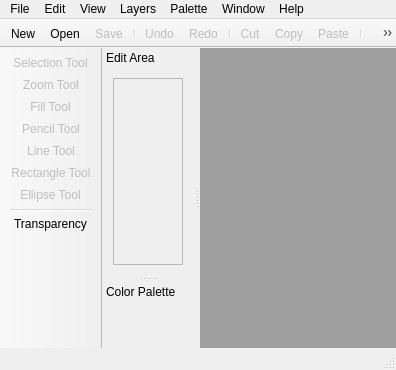
Qt form screens/main_window.ui (LeoBusta/PixelBooster) before a commit.
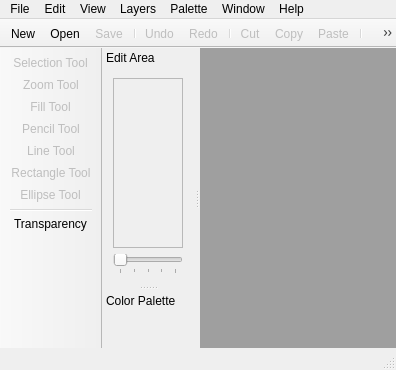
The same form after that commit. Icons and pictures are not drawn. Custom widgets are drawn as their Qt base class.

Commit message: transparency button is now working properly. fixed some visual bugs caused by wrong stylesheets. started implementing zoom but did not work as expected.

Patch:
```diff
--- a/screens/main_window.ui
+++ b/screens/main_window.ui
@@ -227,7 +227,7 @@
           <x>0</x>
           <y>0</y>
           <width>100</width>
-          <height>157</height>
+          <height>143</height>
          </rect>
         </property>
         <layout class="QGridLayout" name="gridLayout">
@@ -348,6 +348,22 @@
        </widget>
       </widget>
      </item>
+     <item>
+      <widget class="QSlider" name="zoom_horizontalSlider">
+       <property name="maximum">
+        <number>4</number>
+       </property>
+       <property name="orientation">
+        <enum>Qt::Horizontal</enum>
+       </property>
+       <property name="tickPosition">
+        <enum>QSlider::TicksBelow</enum>
+       </property>
+       <property name="tickInterval">
+        <number>1</number>
+       </property>
+      </widget>
+     </item>
     </layout>
    </widget>
   </widget>
```
The commit also changes 14 other files.
